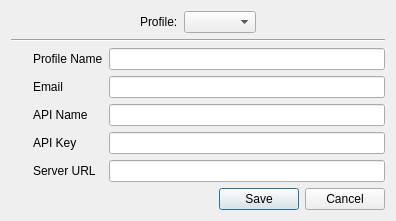
This is Application/MidasDesktop/GUI/CreateProfileUI.ui in jcfr/MIDAScpp as Qt 5 draws it before an edit. The edited form follows.
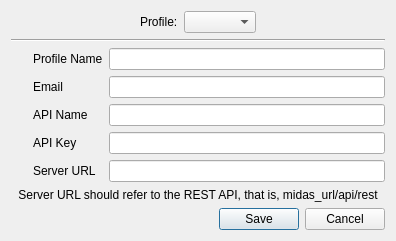
This is the edited form. Icons and pictures are not drawn.

Commit message: ENH: Add a label for setting the server URL

```diff
--- a/Application/MidasDesktop/GUI/CreateProfileUI.ui
+++ b/Application/MidasDesktop/GUI/CreateProfileUI.ui
@@ -175,6 +175,16 @@
      </item>
     </layout>
    </item>
+   <item>
+    <widget class="QLabel" name="label_10">
+     <property name="text">
+      <string>Server URL should refer to the REST API, that is, midas_url/api/rest</string>
+     </property>
+     <property name="alignment">
+      <set>Qt::AlignCenter</set>
+     </property>
+    </widget>
+   </item>
    <item>
     <widget class="QDialogButtonBox" name="buttonBox">
      <property name="orientation">
```
Left out of the diff: 1 changed line with no effect on the pictures.
